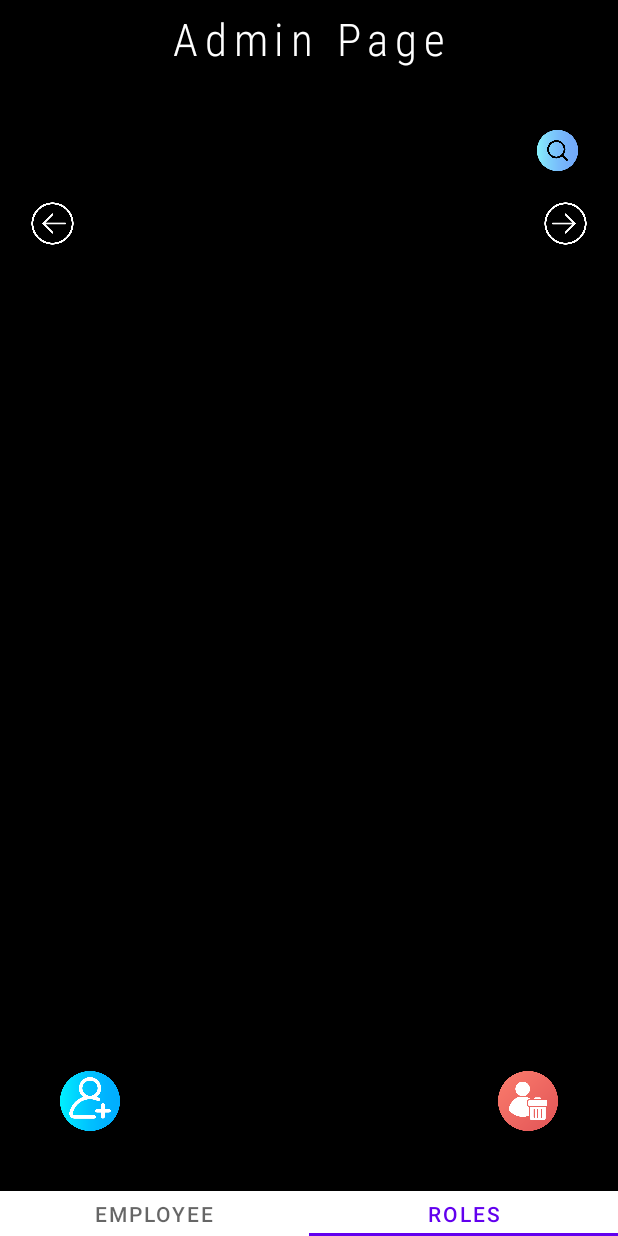
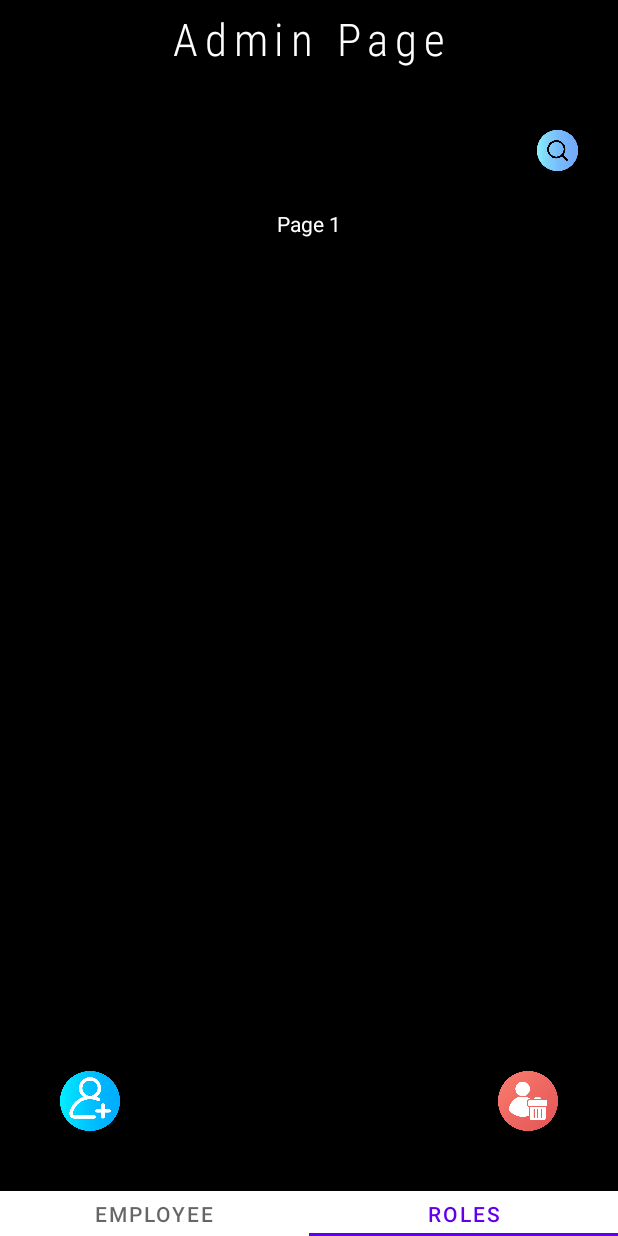
Before and after one commit to sintsh/Crew, an Android app: the AdminMainFragment screen opened through its navigation route, item 2 of the bottom bar chosen, on a phone screen of 412 x 824 dp. Run offline under Robolectric (Android 15) with nearby library versions, the phone set to English and light mode, and no system bars; our stand-ins replace Dagger/Hilt's generated code, Room's generated code.

Commit message:
role add and edit functionality

```diff
--- a/app/src/main/java/com/example/crew/app/ui/fragments/admin/AdminRolesFragment.kt
+++ b/app/src/main/java/com/example/crew/app/ui/fragments/admin/AdminRolesFragment.kt
@@ -6,6 +6,9 @@ import android.view.LayoutInflater
 import android.view.View
 import android.view.ViewGroup
 import androidx.fragment.app.viewModels
+import androidx.lifecycle.Lifecycle
+import androidx.lifecycle.lifecycleScope
+import androidx.lifecycle.repeatOnLifecycle
 import androidx.navigation.fragment.findNavController
 import androidx.recyclerview.widget.LinearLayoutManager
 import com.example.crew.R
@@ -15,8 +18,14 @@ import com.example.crew.app.ui.helpers.admin.ActionType
 import com.example.crew.app.ui.viewmodels.AdminRolesViewModel
 import com.example.crew.databinding.FragmentAdminHomeBinding
 import com.example.crew.databinding.FragmentAdminRolesBinding
+import com.example.crew.domain.entities.RoleWithAction
+import com.example.crew.domain.entities.RolesDE
+import dagger.hilt.android.AndroidEntryPoint
+import kotlinx.coroutines.flow.collectLatest
+import kotlinx.coroutines.launch
 import kotlin.getValue
 
+@AndroidEntryPoint
 class AdminRolesFragment : Fragment(R.layout.fragment_admin_home) {
 
     private val viewModel: AdminRolesViewModel by viewModels()
@@ -40,8 +49,24 @@ class AdminRolesFragment : Fragment(R.layout.fragment_admin_home) {
     override fun onViewCreated(view: View, savedInstanceState: Bundle?) {
         super.onViewCreated(view, savedInstanceState)
 
+        findNavController().currentBackStackEntry
+            ?.savedStateHandle
+            ?.getLiveData<RoleWithAction>("role_with_action")
+            ?.observe(viewLifecycleOwner){ roleWithAction ->
+                when(roleWithAction.action){
+                    ActionType.EDIT -> {
+
+                    }
+                    ActionType.CREATE -> {
+                        viewModel.addRole(roleWithAction.rolesDE)
+                    }
+                    ActionType.NULL -> {}
+                }
+            }
+
         setupRecyclerView()
         setupClickListeners()
+        observeViewModelState()
     }
 
 
@@ -53,7 +78,7 @@ class AdminRolesFragment : Fragment(R.layout.fragment_admin_home) {
                    // viewModel.deleteRole(click.roleId)
                 }
                 is RoleListRecyclerAdapter.RoleClickable.EditClick -> {
-                   // navigateToEditPage(click.roleId)
+                    navigateToEditPage(click.role)
                 }
             }
         }
@@ -76,11 +101,54 @@ class AdminRolesFragment : Fragment(R.layout.fragment_admin_home) {
 
         binding.createButton.setOnClickListener {
             val nav = findNavController()
-            val  direction = AdminRolesFragmentDirections.actionAdminRolesFragmentToRoleDialogFragment()//null, actionType = ActionType.CREATE)
+            val  direction = AdminMainFragmentDirections.actionAdminMainFragmentToRoleDialogFragment(
+                action = ActionType.CREATE
+            )//null, actionType = ActionType.CREATE)
             nav.navigate(direction)
         }
 
        // binding.deleteAllButton.setOnClickListener { viewModel.deleteAllRoles() }
+    }
+
+
+
+    private fun observeViewModelState() {
+        viewLifecycleOwner.lifecycleScope.launch {
+            repeatOnLifecycle(Lifecycle.State.STARTED) {
+
+                launch {
+                    viewModel.roles.collectLatest { employees ->
+                        roleAdapter.submitList(employees)
+                    }
+                }
+
+                launch {
+                    viewModel.offset.collectLatest { pageIndex ->
+                        binding.page.text = "Page ${pageIndex + 1}"
+                    }
+                }
+
+                launch {
+                    viewModel.hasNextPage.collectLatest { hasNext ->
+                        binding.next.visibility = if(hasNext) View.VISIBLE else View.INVISIBLE
+                    }
+                }
+
+                launch {
+                    viewModel.hasPreviousPage.collectLatest { hasPrevious ->
+                        binding.back.visibility = if(hasPrevious) View.VISIBLE else View.INVISIBLE
+                    }
+                }
+            }
+        }
+    }
+
+
+    fun navigateToEditPage(role: RolesDE){
+        val direction = AdminMainFragmentDirections.actionAdminMainFragmentToRoleDialogFragment(
+            role = role, action = ActionType.EDIT
+        )
+        findNavController().navigate(direction)
     }
 
 
--- a/app/src/main/java/com/example/crew/app/ui/viewmodels/AdminRolesViewModel.kt
+++ b/app/src/main/java/com/example/crew/app/ui/viewmodels/AdminRolesViewModel.kt
@@ -1,5 +1,6 @@
 package com.example.crew.app.ui.viewmodels
 
+import android.util.Log
 import androidx.lifecycle.ViewModel
 import androidx.lifecycle.viewModelScope
 import com.example.crew.domain.entities.RolesDE
@@ -9,6 +10,7 @@ import dagger.hilt.android.lifecycle.HiltViewModel
 import kotlinx.coroutines.flow.Flow
 import kotlinx.coroutines.flow.MutableStateFlow
 import kotlinx.coroutines.flow.asStateFlow
+import kotlinx.coroutines.flow.collectLatest
 import kotlinx.coroutines.flow.combine
 import kotlinx.coroutines.flow.debounce
 import kotlinx.coroutines.flow.flatMapLatest
@@ -61,6 +63,11 @@ class AdminRolesViewModel @Inject constructor(
 
     init {
         fetchRoleCount()
+        viewModelScope.launch {
+            roles.collectLatest { rolesDES ->
+                Log.i("rolescheck", ": $rolesDES")
+            }
+        }
     }
 
     private fun fetchRoleCount() {
--- a/app/src/main/java/com/example/crew/domain/entities/RolesDE.kt
+++ b/app/src/main/java/com/example/crew/domain/entities/RolesDE.kt
@@ -1,6 +1,10 @@
 package com.example.crew.domain.entities
 
+import android.os.Parcelable
+import kotlinx.parcelize.Parcelize
+
+@Parcelize
 data class RolesDE(
     val roleId: Long = 0,
     val roleName: String
-)
+): Parcelable
--- a/app/src/main/res/navigation/crew_navigation.xml
+++ b/app/src/main/res/navigation/crew_navigation.xml
@@ -37,18 +37,22 @@
             android:id="@+id/action_adminMainFragment_to_employeeActionDialogFragment"
             app:launchSingleTop="true"
             app:destination="@id/employeeActionDialogFragment" />
-    </fragment>
-    <fragment
-        android:id="@+id/adminRolesFragment"
-        android:name="com.example.crew.app.ui.fragments.admin.AdminRolesFragment"
-        android:label="AdminRolesFragment" >
         <action
-            android:id="@+id/action_adminRolesFragment_to_roleDialogFragment"
+            android:id="@+id/action_adminMainFragment_to_roleDialogFragment"
             app:destination="@id/roleDialogFragment" />
     </fragment>
     <dialog
         android:id="@+id/roleDialogFragment"
         android:name="com.example.crew.app.ui.dialogs.RoleDialogFragment"
         android:label="fragment_role_dialog"
-        tools:layout="@layout/fragment_role_dialog" />
+        tools:layout="@layout/fragment_role_dialog" >
+        <argument
+            android:name="role"
+            app:argType="com.example.crew.domain.entities.RolesDE"
+            app:nullable="true"
+            android:defaultValue="@null" />
+        <argument
+            android:name="action"
+            app:argType="com.example.crew.app.ui.helpers.admin.ActionType" />
+    </dialog>
 </navigation>
```
Also changed, not shown: app/src/main/java/com/example/crew/app/ui/adapters/RoleListRecyclerAdapter.kt (+9 -6 lines), app/src/main/java/com/example/crew/app/ui/dialogs/RoleDialogFragment.kt (+40 -2 lines), app/src/main/java/com/example/crew/domain/entities/RoleWithAction.kt (added, +11 -0 lines).
